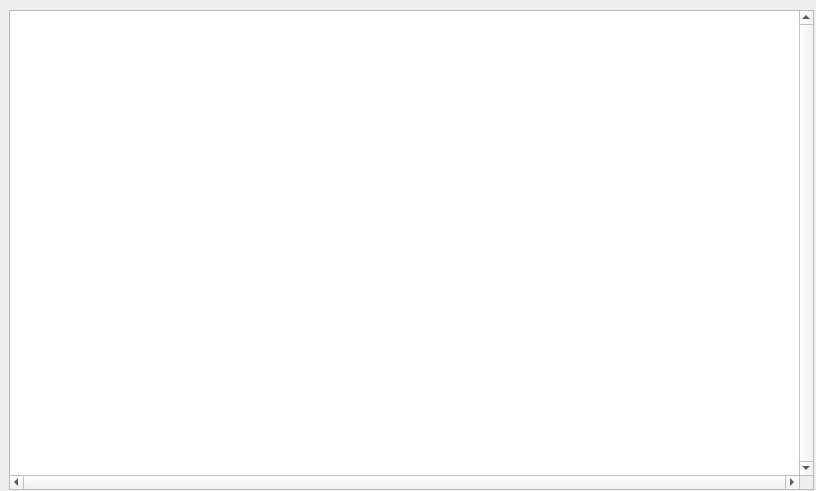
Above: src/qt/forms/businessobjectlist.ui from biblepay/biblepay_legacy before the change. Below: the same form after it.
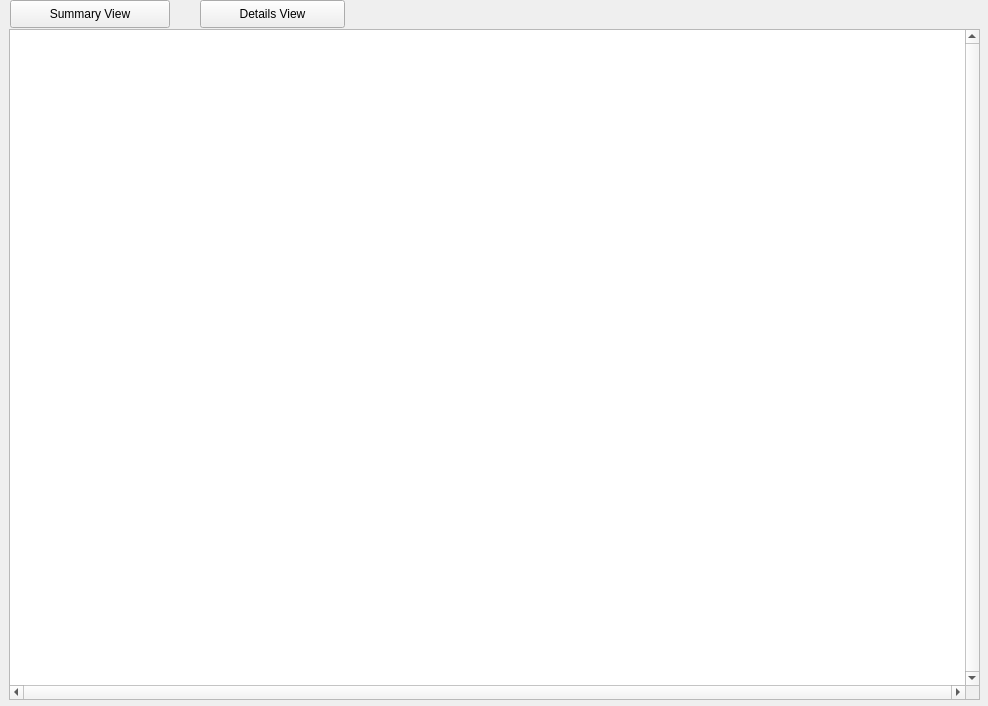
That is the form after the change.

Patch:
```diff
--- a/src/qt/forms/businessobjectlist.ui
+++ b/src/qt/forms/businessobjectlist.ui
@@ -6,8 +6,8 @@
    <rect>
     <x>0</x>
     <y>0</y>
-    <width>816</width>
-    <height>491</height>
+    <width>988</width>
+    <height>706</height>
    </rect>
   </property>
   <property name="sizePolicy">
@@ -23,23 +23,41 @@
    <property name="geometry">
     <rect>
      <x>9</x>
-     <y>10</y>
-     <width>805</width>
-     <height>480</height>
+     <y>29</y>
+     <width>971</width>
+     <height>671</height>
     </rect>
    </property>
+   <property name="minimumSize">
+    <size>
+     <width>690</width>
+     <height>0</height>
+    </size>
+   </property>
    <property name="verticalScrollBarPolicy">
     <enum>Qt::ScrollBarAlwaysOn</enum>
    </property>
    <property name="horizontalScrollBarPolicy">
     <enum>Qt::ScrollBarAlwaysOn</enum>
    </property>
+   <property name="alternatingRowColors">
+    <bool>true</bool>
+   </property>
+   <property name="selectionBehavior">
+    <enum>QAbstractItemView::SelectRows</enum>
+   </property>
+   <attribute name="horizontalHeaderShowSortIndicator" stdset="0">
+    <bool>true</bool>
+   </attribute>
+   <attribute name="horizontalHeaderStretchLastSection">
+    <bool>true</bool>
+   </attribute>
   </widget>
   <widget class="QLabel" name="label_debug">
    <property name="geometry">
     <rect>
      <x>10</x>
-     <y>10</y>
+     <y>170</y>
      <width>741</width>
      <height>16</height>
     </rect>
@@ -48,6 +66,56 @@
     <string>Debug label</string>
    </property>
   </widget>
+  <widget class="QPushButton" name="btnDetails">
+   <property name="geometry">
+    <rect>
+     <x>200</x>
+     <y>0</y>
+     <width>145</width>
+     <height>28</height>
+    </rect>
+   </property>
+   <property name="minimumSize">
+    <size>
+     <width>145</width>
+     <height>0</height>
+    </size>
+   </property>
+   <property name="maximumSize">
+    <size>
+     <width>125</width>
+     <height>16777215</height>
+    </size>
+   </property>
+   <property name="text">
+    <string>Details View</string>
+   </property>
+  </widget>
+  <widget class="QPushButton" name="btnSummary">
+   <property name="geometry">
+    <rect>
+     <x>10</x>
+     <y>0</y>
+     <width>160</width>
+     <height>28</height>
+    </rect>
+   </property>
+   <property name="minimumSize">
+    <size>
+     <width>160</width>
+     <height>0</height>
+    </size>
+   </property>
+   <property name="maximumSize">
+    <size>
+     <width>160</width>
+     <height>16777215</height>
+    </size>
+   </property>
+   <property name="text">
+    <string>Summary View</string>
+   </property>
+  </widget>
   <zorder>label_debug</zorder>
   <zorder>tableWidget</zorder>
  </widget>
```
Left out of the diff: 2 changed lines with no effect on the pictures.
